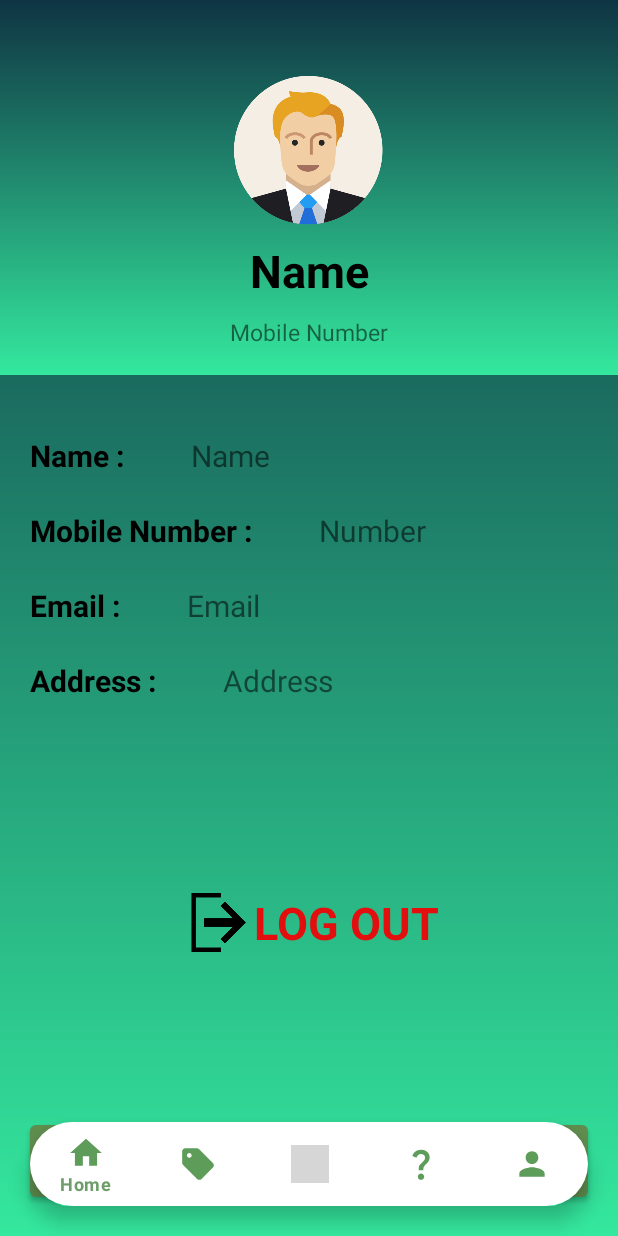
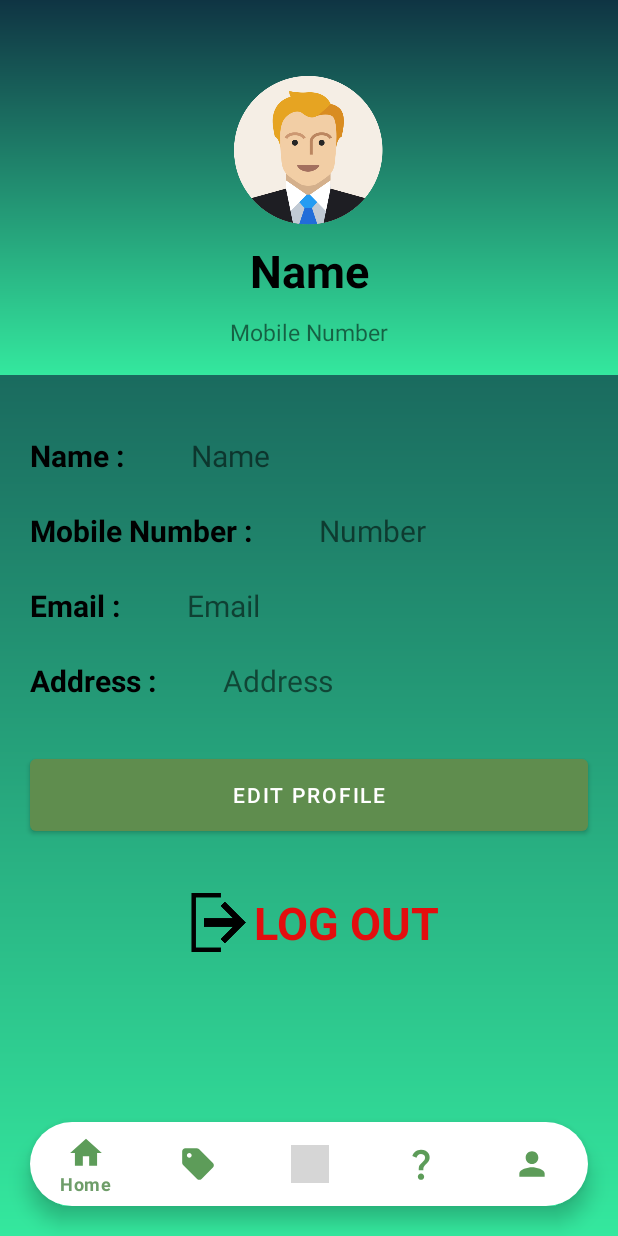
Before and after one commit to adword01/Krishi-Mitra, an Android app: the fragment UserProfileFragment placed in its activity, on a phone screen of 412 x 824 dp. Run offline under Robolectric (Android 15) with nearby library versions, the phone set to English and light mode, and no system bars; our stand-ins replace Firebase (no records; nobody signed in at launch, a user with empty details on screens opened directly); Roboto replaces fonts that are not available here; grey boxes are pictures that could not be loaded.

Commit message:
mac push

```diff
--- a/app/src/main/java/com/example/krishimitra/fragments/GreetFragment.kt
+++ b/app/src/main/java/com/example/krishimitra/fragments/GreetFragment.kt
@@ -39,10 +39,7 @@ class GreetFragment : Fragment() {
         }
 
         //    return inflater.inflate(R.layout.fragment_greet, container, false)
-
         return binding.root
-
-
     }
 
 
--- a/app/src/main/java/com/example/krishimitra/fragments/UserProfileFragment.kt
+++ b/app/src/main/java/com/example/krishimitra/fragments/UserProfileFragment.kt
@@ -11,6 +11,7 @@ import com.example.krishimitra.EditProfileActivity
 import com.example.krishimitra.R
 import com.example.krishimitra.databinding.FragmentGreetBinding
 import com.example.krishimitra.databinding.FragmentUserProfileBinding
+import com.google.firebase.database.FirebaseDatabase
 
 class UserProfileFragment : Fragment() {
 
@@ -27,6 +28,8 @@ class UserProfileFragment : Fragment() {
         // Inflate the layout for this fragment
        // return inflater.inflate(R.layout.fragment_user_profile, container, false)
 
+
+        getData()
         binding.editprofilebtn.setOnClickListener {
            val intent = Intent(activity,EditProfileActivity::class.java)
             startActivity(intent)
@@ -34,5 +37,18 @@ class UserProfileFragment : Fragment() {
         return binding.root
     }
 
+    private fun getData() {
+        val db = FirebaseDatabase.getInstance().reference
+
+        db.child("User").get().addOnSuccessListener {
+            if(it.exists()){
+                binding.Nametxt.text = it.child("name").value.toString()
+                binding.emailtxt.text = it.child("email").value.toString()
+                binding.phonetxt.text = it.child("mobileNumber").value.toString()
+                binding.addresstxt.text = it.child("location").value.toString()
+            }
+        }
+    }
+
 
 }
--- a/app/src/main/res/layout/fragment_user_profile.xml
+++ b/app/src/main/res/layout/fragment_user_profile.xml
@@ -136,15 +136,16 @@
             android:layout_height="wrap_content"/>
 
     </LinearLayout>
-
-
     <Button
         android:id="@+id/editprofilebtn"
         android:text="Edit Profile"
-        android:layout_margin="20dp"
-        android:layout_gravity="bottom"
+        android:layout_marginTop="500dp"
+        android:layout_marginLeft="20dp"
+        android:layout_marginRight="20dp"
         android:layout_width="match_parent"
         android:layout_height="60dp"/>
+
+
 
     <LinearLayout
         android:id="@+id/logoutbtn"
```
